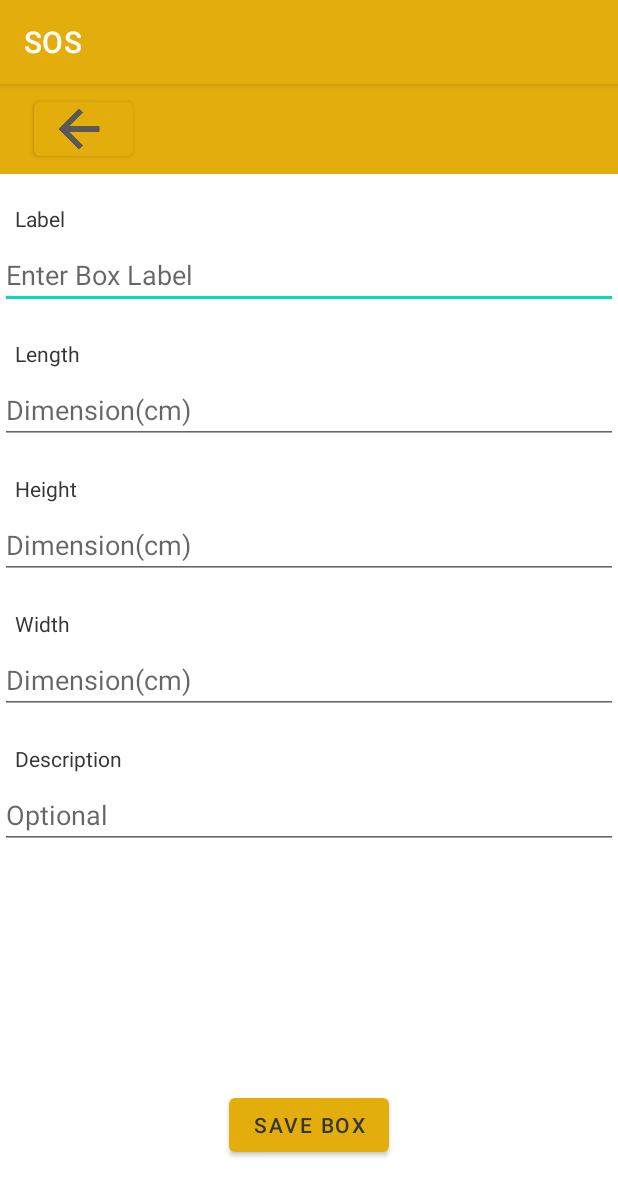
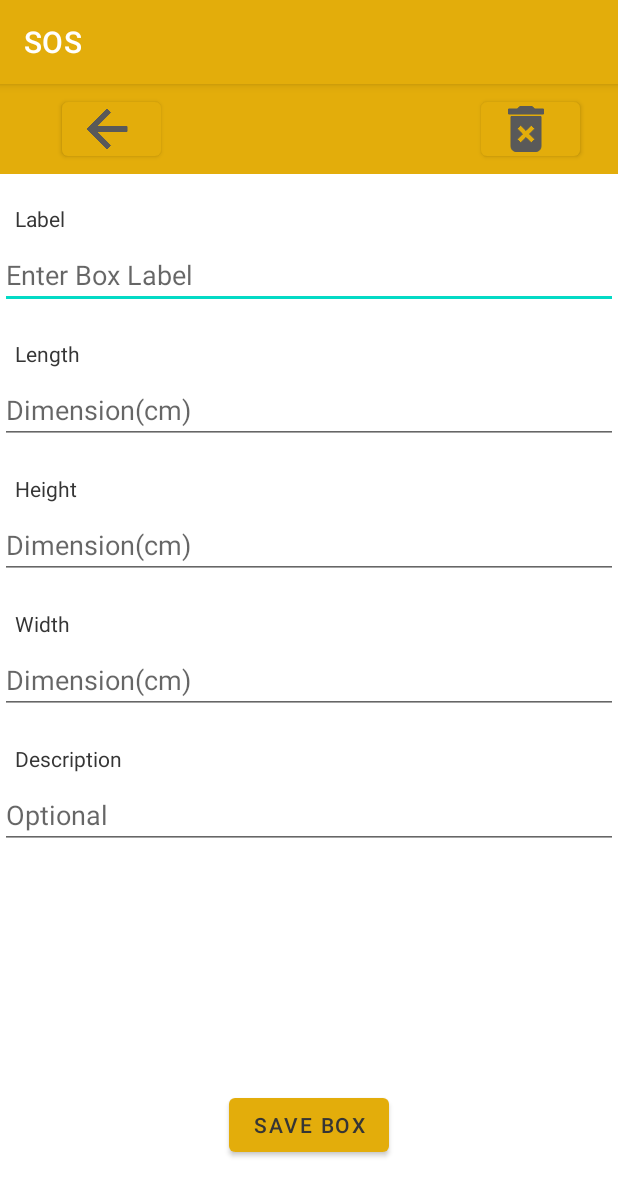
Before and after one commit to Sindiso99/SOS, an Android app: the ContainerEditor screen opened directly, with no data from a screen before it, on a phone screen of 412 x 824 dp. Shown: the top 1196 px of the screen. Run offline under Robolectric (Android 15) with nearby library versions, the phone set to English and light mode, and no system bars.

Commit message:
Containers can now be deleted from database

```diff
--- a/app/src/main/java/com/swansea/sindiso/ContainerEditor.java
+++ b/app/src/main/java/com/swansea/sindiso/ContainerEditor.java
@@ -5,6 +5,7 @@ import android.os.Bundle;
 import android.view.View;
 import android.widget.Button;
 import android.widget.EditText;
+import android.widget.TextView;
 import android.widget.Toast;
 
 import androidx.appcompat.app.AppCompatActivity;
@@ -14,9 +15,13 @@ public class ContainerEditor extends AppCompatActivity {
     private int ownerId;
     private Button leaveActivityBtn;
     private Button saveContainerBtn;
+    private Button deleteContainerBtn;
     private EditText labelInput, lengthInput, widthInput, heightInput, descInput;
+    private TextView viewObjective;
     private Intent intent;
     private Container container;
+    private boolean existingContainer = false;
+    private DataBaseHandler dataBaseHandler;
 
     @Override
     protected void onCreate(Bundle savedInstanceState) {
@@ -27,18 +32,22 @@ public class ContainerEditor extends AppCompatActivity {
         widthInput = (EditText) findViewById(R.id.width_edit);
         heightInput = (EditText) findViewById(R.id.height_edit);
         descInput = (EditText) findViewById(R.id.description_edit);
+        viewObjective = (TextView) findViewById(R.id.edit_task);
 
         if (getIntent().hasExtra("com.swansea.sindiso.studentId")) {
         ownerId = getIntent().getIntExtra("com.swansea.sindiso.studentId", -1);
+        viewObjective.setText("New Box");
         }
 
         if (getIntent().hasExtra("com.swansea.sindiso.containerToEdit")) {
             container = getIntent().getParcelableExtra("com.swansea.sindiso.containerToEdit");
+            existingContainer = true;
             labelInput.setText(container.getLabel());
             lengthInput.setText(container.getLength().toString());
             widthInput.setText(container.getWidth().toString());
             heightInput.setText(container.getHeight().toString());
             descInput.setText(container.getDescription());
+            viewObjective.setText("Edit Box");
         }
 
         leaveActivityBtn = (Button) findViewById(R.id.leave_editor);
@@ -70,5 +79,24 @@ public class ContainerEditor extends AppCompatActivity {
                 }
             }
         });
+
+        deleteContainerBtn = (Button) findViewById(R.id.delete_button);
+        deleteContainerBtn.setOnClickListener(new View.OnClickListener() {
+            @Override
+            public void onClick(View v) {
+                    if(existingContainer){
+                        dataBaseHandler = new DataBaseHandler(ContainerEditor.this);
+                        if(dataBaseHandler.deleteContainer(container.getId())){
+                            Toast.makeText(ContainerEditor.this, R.string.delete_complete, Toast.LENGTH_SHORT).show();
+                            intent = new Intent(ContainerEditor.this, StudentContainers.class);
+                            startActivity(intent);
+                        } else {
+                            Toast.makeText(ContainerEditor.this, R.string.delete_failed, Toast.LENGTH_SHORT).show();
+                        }
+                    } else {
+                        Toast.makeText(ContainerEditor.this, R.string.cannot_delete, Toast.LENGTH_SHORT).show();
+                    }
+            }
+        });
     }
 }
--- a/app/src/main/res/drawable/back_icon.xml
+++ b/app/src/main/res/drawable/back_icon.xml
@@ -2,7 +2,8 @@
     android:width="40dp"
     android:height="40dp"
     android:viewportWidth="24"
-    android:viewportHeight="24">
+    android:viewportHeight="24"
+    >
   <path
       android:fillColor="@color/grey_theme"
       android:strokeColor="@color/grey_theme"
--- /dev/null
+++ b/app/src/main/res/drawable/delete_icon.xml
@@ -0,0 +1,10 @@
+<vector xmlns:android="http://schemas.android.com/apk/res/android"
+    android:width="40dp"
+    android:height="40dp"
+    android:viewportWidth="24"
+    android:viewportHeight="24">
+  <path
+      android:fillColor="@color/grey_theme"
+      android:strokeColor="@color/grey_theme"
+      android:pathData="M6,19c0,1.1 0.9,2 2,2h8c1.1,0 2,-0.9 2,-2L18,7L6,7v12zM8.46,11.88l1.41,-1.41L12,12.59l2.12,-2.12 1.41,1.41L13.41,14l2.12,2.12 -1.41,1.41L12,15.41l-2.12,2.12 -1.41,-1.41L10.59,14l-2.13,-2.12zM15.5,4l-1,-1h-5l-1,1L5,4v2h14L19,4z"/>
+</vector>
--- a/app/src/main/res/layout/activity_container_editor.xml
+++ b/app/src/main/res/layout/activity_container_editor.xml
@@ -22,15 +22,15 @@
             android:layout_height="match_parent">
 
             <androidx.appcompat.widget.AppCompatTextView
-                android:id="@+id/container_name"
+                android:id="@+id/edit_task"
                 android:layout_width="wrap_content"
                 android:layout_height="wrap_content"
                 android:textAlignment="center"
                 android:textColor="@color/text_black"
                 android:textSize="24sp"
                 app:layout_constraintBottom_toBottomOf="parent"
-                app:layout_constraintEnd_toEndOf="parent"
-                app:layout_constraintStart_toStartOf="parent"
+                app:layout_constraintEnd_toStartOf="@id/delete_button"
+                app:layout_constraintStart_toEndOf="@id/leave_editor"
                 app:layout_constraintTop_toTopOf="parent" />
 
             <com.google.android.material.button.MaterialButton
@@ -39,10 +39,19 @@
                 android:layout_height="48dp"
                 android:drawableEnd="@drawable/back_icon"
                 app:layout_constraintBottom_toBottomOf="parent"
-                app:layout_constraintEnd_toStartOf="@+id/container_name"
-                app:layout_constraintHorizontal_bias="0.053"
+                android:layout_marginHorizontal="25dp"
                 app:layout_constraintStart_toStartOf="parent"
                 app:layout_constraintTop_toTopOf="parent"></com.google.android.material.button.MaterialButton>
+
+            <Button
+                android:id="@+id/delete_button"
+                android:layout_width="66dp"
+                android:layout_height="48dp"
+                app:layout_constraintEnd_toEndOf="parent"
+                app:layout_constraintTop_toTopOf="parent"
+                app:layout_constraintBottom_toBottomOf="parent"
+                android:layout_marginHorizontal="25dp"
+                android:drawableEnd="@drawable/delete_icon"></Button>
 
         </androidx.constraintlayout.widget.ConstraintLayout>
     </androidx.appcompat.widget.Toolbar>
--- a/app/src/main/res/values/strings.xml
+++ b/app/src/main/res/values/strings.xml
@@ -38,4 +38,7 @@
     <string name="hello_world">Hello Square World!</string>
     <string name="add_Item">Add New Box</string>
     <string name="missing_input">Please Fill all Fields</string>
+    <string name="cannot_delete">No Item to Delete Here</string>
+    <string name="delete_complete">Box Deleted Successfully</string>
+    <string name="delete_failed">Failed to Delete Box</string>
 </resources>
```
Also changed, not shown: app/src/main/java/com/swansea/sindiso/DataBaseHandler.java (+11 -0 lines).
